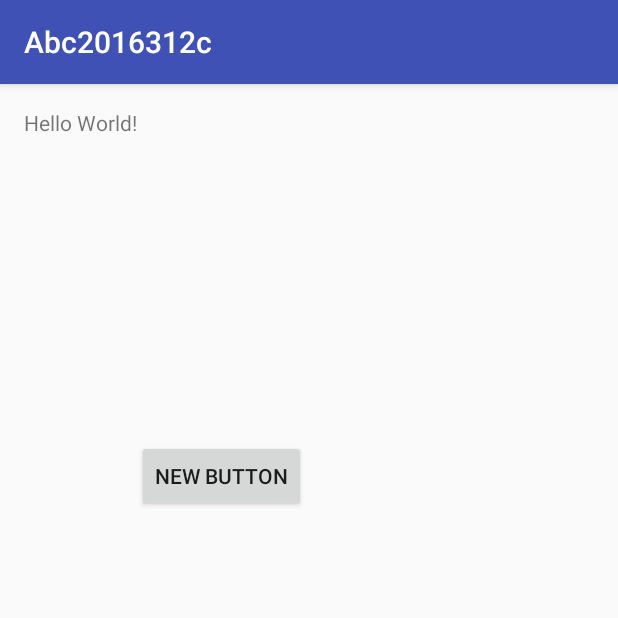
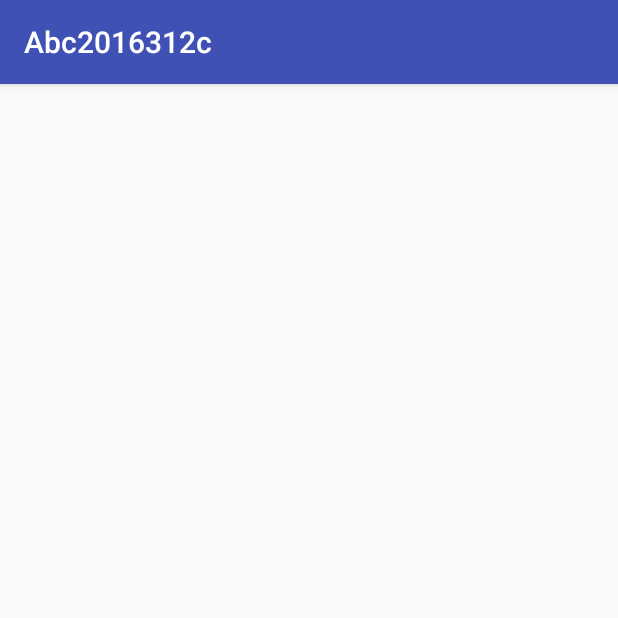
Before and after one commit to jagsc/ABC2016SpringCommunication, an Android app: the screen it shows after launch (MainActivity), on a phone screen of 412 x 824 dp, the top half of it. Run offline under Robolectric (Android 15) with nearby library versions, the phone set to English and light mode, and no system bars; 4 statements that could not run were skipped.

Commit message:
レイアウト修正 無駄なボタンの削除

```diff
--- a/Abc2016312c/mobile/src/main/res/layout/activity_main.xml
+++ b/Abc2016312c/mobile/src/main/res/layout/activity_main.xml
@@ -14,15 +14,6 @@
         android:layout_width="wrap_content"
         android:layout_height="wrap_content"
         android:id="@+id/resulttxtview"
-        android:text="Hello World!" />
-
-    <Button
-        android:layout_width="wrap_content"
-        android:layout_height="wrap_content"
-        android:text="New Button"
-        android:id="@+id/sendBtn"
-        android:layout_below="@+id/resulttxtview"
-        android:layout_toEndOf="@+id/resulttxtview"
-        android:layout_marginTop="202dp" />
+        android:text="" />
 
 </RelativeLayout>
```
